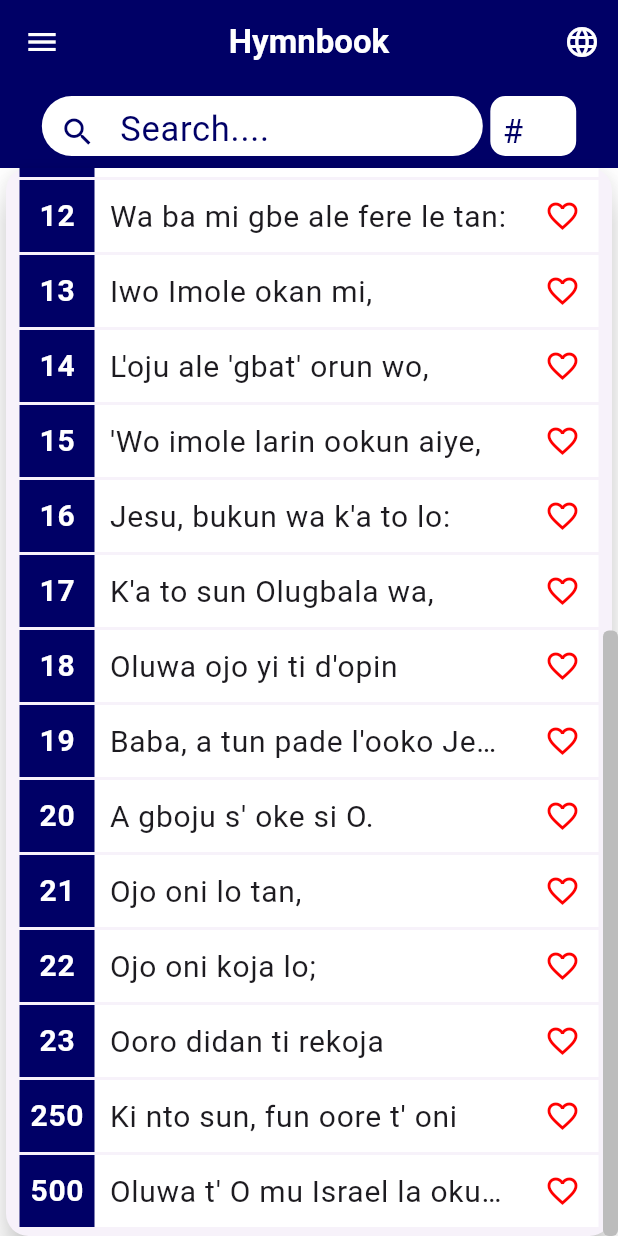
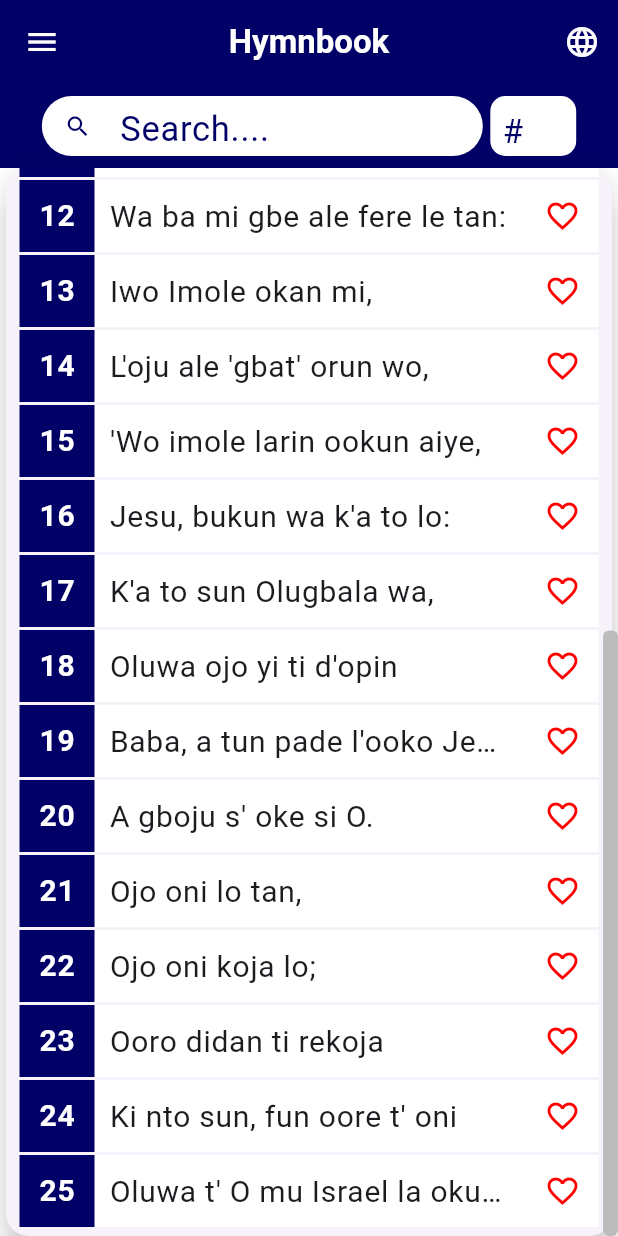
Before and after one commit to Jlvck/gac_hymnal_app, a Flutter app: the screen it shows after launch, scrolled down 544 dp, on a phone screen of 412 x 824 dp. Run offline on Flutter 3.47's test engine with Material 2 defaults, Android fonts, the phone set to English and light mode, and no system bars; our stand-ins replace animated_splash_screen, community_material_icon, page_transition, shared_preferences.

Commit message:
editing text field and UI

```diff
--- a/lib/hymn_texts/hymn_text_both.dart
+++ b/lib/hymn_texts/hymn_text_both.dart
@@ -1511,7 +1511,7 @@ class HymnTestLyrics {
         "Art Lord of all.",
       ]
     ]),
-    Hymn(id: '250', versesYoruba: [
+    Hymn(id: '24', versesYoruba: [
       [
         "Ki nto sun, fun oore t' oni",
         "T' Olorun",
@@ -1582,7 +1582,7 @@ class HymnTestLyrics {
       ],
     ]),
     Hymn(
-      id: '500',
+      id: '25',
       versesYoruba: [
         [
           "Oluwa t' O mu Israel la okun ja,",
--- a/lib/screens/hymn_book_screen.dart
+++ b/lib/screens/hymn_book_screen.dart
@@ -130,7 +130,6 @@ class _HymnBookScreenState extends State<HymnBookScreen> {
             margin: const EdgeInsets.only(
               left: 15,
             ),
-            padding: EdgeInsets.zero,
             decoration: BoxDecoration(
               borderRadius: BorderRadius.circular(20),
               color: Colors.white,
@@ -155,24 +154,22 @@ class _HymnBookScreenState extends State<HymnBookScreen> {
                 autocorrect: false,
                 enableSuggestions: false,
                 decoration: InputDecoration(
-                  errorBorder: InputBorder.none,
-                  focusedErrorBorder: InputBorder.none,
-                  isCollapsed: true,
-                  isDense: false,
+                  // errorBorder: InputBorder.none,
+                  // focusedErrorBorder: InputBorder.none,
+
+                  isDense: true,
+                  contentPadding: const EdgeInsets.only(left: 8, right: 8),
                   hintStyle: TextStyle(color: Theme.of(context).primaryColor),
                   hintText: 'Search....',
                   hintMaxLines: 1,
                   hintTextDirection: TextDirection.ltr,
-                  alignLabelWithHint: true,
-                  prefixIcon: Padding(
-                    padding: const EdgeInsets.only(top: 8),
-                    child: Icon(
+
+                  prefixIcon: Icon(
                     Icons.search,
                     color: Theme.of(context).primaryColor,
                   ),
-                  ),
                   suffix: IconButton(
-                    padding: const EdgeInsets.only(top: 20),
+                    padding: EdgeInsets.zero,
                     alignment: Alignment.center,
                     color: Theme.of(context).primaryColor,
                     icon: Icon(
@@ -226,7 +223,8 @@ class _HymnBookScreenState extends State<HymnBookScreen> {
                   hintText: '#',
                   hintStyle: TextStyle(
                       color: Theme.of(context).primaryColor, fontSize: 22),
-                    border: InputBorder.none),
+                  border: InputBorder.none,
+                ),
               ),
             ),
           ),
--- a/lib/widgets/drawer.dart
+++ b/lib/widgets/drawer.dart
@@ -17,7 +17,7 @@ class MainDrawer extends StatelessWidget {
   @override
   Widget build(BuildContext context) {
     final width = MediaQuery.of(context).size.width;
-    final topPadding = MediaQuery.of(context).padding.top;
+    // final topPadding = MediaQuery.of(context).padding.top;
     return Drawer(
       width: 3 / 4 * width,
       backgroundColor: Colors.white,
--- a/lib/widgets/hymn_list_view.dart
+++ b/lib/widgets/hymn_list_view.dart
@@ -34,7 +34,9 @@ class HymnListView extends StatelessWidget {
           semanticChildCount: hymnList.length,
           itemExtent: 50,
           children: List.generate(hymnList.length, growable: true, (index) {
-            return InkWell(
+            return Padding(
+                padding: const EdgeInsets.all(1),
+                child: InkWell(
                   onTap: () {
                     Navigator.push(
                         context,
@@ -43,13 +45,11 @@ class HymnListView extends StatelessWidget {
                           builder: (t) => HymnViewScreen(
                             id: hymnList[index].id,
                           ),
-                        ))
-                    .then((value) =>
-                        Provider.of<HymnBookProvider>(context, listen: false)
+                        )).then((value) => Provider.of<HymnBookProvider>(
+                            context,
+                            listen: false)
                         .notify());
                   },
-              child: Padding(
-                padding: const EdgeInsets.all(1),
                   child: Container(
                     margin: EdgeInsets.zero,
                     padding: EdgeInsets.zero,
@@ -111,8 +111,7 @@ class HymnListView extends StatelessWidget {
                       ),
                     ),
                   ),
-              ),
-            );
+                ));
           }),
         ),
       ),
```
Lines whose indentation alone changed are shown as unchanged.
